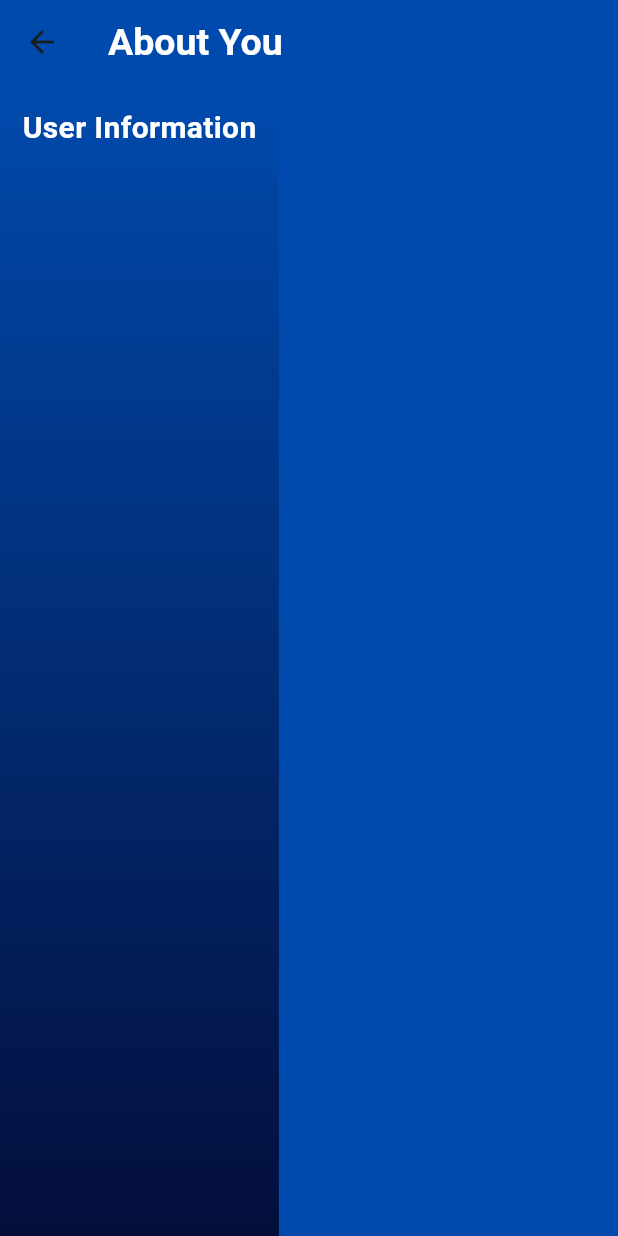
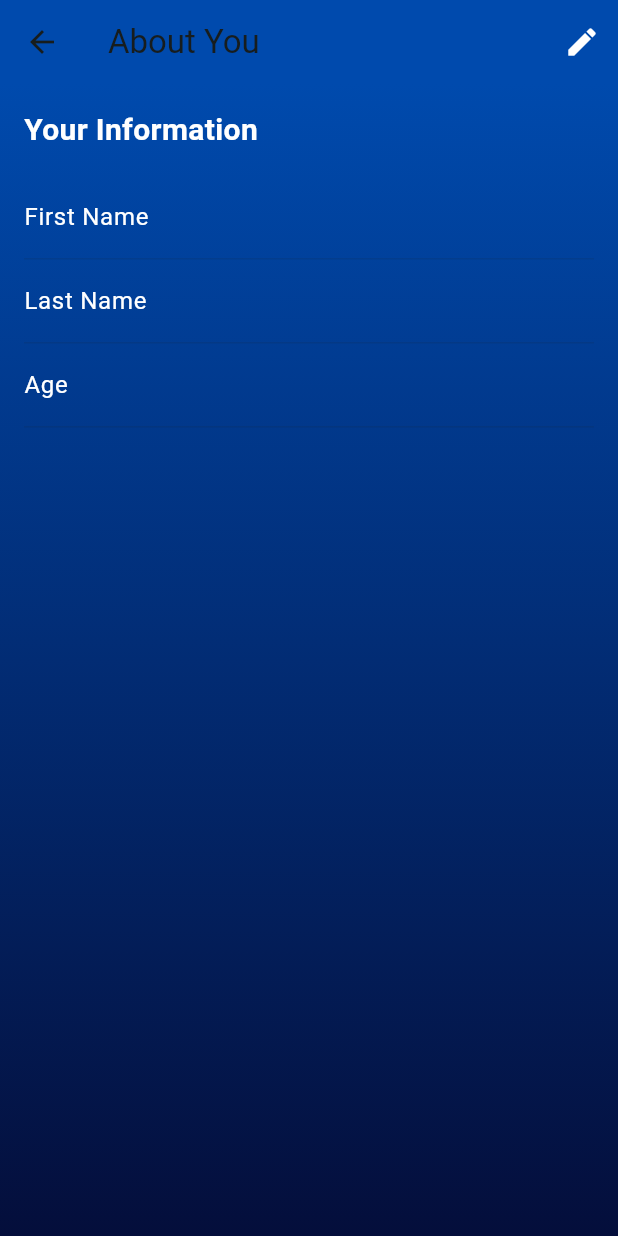
Before and after one commit to xrubaEid/2024-GP_4, a Flutter app: the ProfileScreen screen opened by its route, after a tap on "About You", on a phone screen of 412 x 824 dp. Run offline on Flutter 3.47's test engine with Material 3 defaults, Android fonts, the phone set to English and light mode, and no system bars; our stand-ins replace cloud_firestore, firebase_auth, firebase_core, flutter_settings_screens, flutter_spinkit, get and 5 more; accounts and stored records are empty.

Commit message:
commit with rema

```diff
--- /dev/null
+++ b/sleepwell/lib/profile/about_you_screen.dart
@@ -0,0 +1,225 @@
+import 'package:cloud_firestore/cloud_firestore.dart';
+import 'package:firebase_auth/firebase_auth.dart';
+import 'package:flutter/material.dart';
+
+class AboutYouPage extends StatefulWidget {
+  @override
+  _AboutYouPageState createState() => _AboutYouPageState();
+}
+
+class _AboutYouPageState extends State<AboutYouPage> {
+  final FirebaseFirestore _firestore = FirebaseFirestore.instance;
+  final TextEditingController _firstNameController = TextEditingController();
+  final TextEditingController _lastNameController = TextEditingController();
+  final TextEditingController _ageController = TextEditingController();
+
+  User? _currentUser;
+  bool _isLoading = false;
+  String _firstName = '';
+  String _lastName = '';
+  String _age = '';
+  bool _isEditing = false;
+
+  @override
+  void initState() {
+    super.initState();
+    _getCurrentUser();
+  }
+
+  Future<void> _getCurrentUser() async {
+    try {
+      setState(() {
+        _isLoading = true;
+      });
+
+      FirebaseAuth auth = FirebaseAuth.instance;
+      User? user = auth.currentUser;
+
+      if (user != null) {
+        setState(() {
+          _currentUser = user;
+        });
+
+        await _getUserInfo();
+      }
+    } catch (e) {
+      print('Error retrieving user: $e');
+    } finally {
+      setState(() {
+        _isLoading = false;
+      });
+    }
+  }
+
+  Future<void> _getUserInfo() async {
+    try {
+      setState(() {
+        _isLoading = true;
+      });
+
+      DocumentSnapshot userSnapshot =
+          await _firestore.collection('Users').doc(_currentUser!.uid).get();
+
+      String firstName = userSnapshot.get('Fname');
+      String lastName = userSnapshot.get('Lname');
+      String age = userSnapshot.get('Age') ?? '';
+
+      setState(() {
+        _firstName = firstName;
+        _lastName = lastName;
+        _age = age;
+        _firstNameController.text = firstName;
+        _lastNameController.text = lastName;
+        _ageController.text = age;
+      });
+    } catch (e) {
+      print('Error retrieving user information: $e');
+    } finally {
+      setState(() {
+        _isLoading = false;
+      });
+    }
+  }
+
+  Future<void> _updateUserInfo() async {
+    try {
+      setState(() {
+        _isLoading = true;
+      });
+
+      String firstName = _firstNameController.text;
+      String lastName = _lastNameController.text;
+      String age = _ageController.text;
+
+      await _firestore.collection('Users').doc(_currentUser!.uid).update({
+        'Fname': firstName,
+        'Lname': lastName,
+        'Age': age,
+      });
+
+      showDialog(
+        context: context,
+        builder: (BuildContext context) {
+          return AlertDialog(
+            title: Text('Success'),
+            content: Text('Your information has been updated.'),
+            actions: [
+              ElevatedButton(
+                child: Text('OK'),
+                onPressed: () {
+                  Navigator.pop(context);
+                },
+              ),
+            ],
+          );
+        },
+      );
+      setState(() {
+        _isEditing = false;
+        _firstName = firstName;
+        _lastName = lastName;
+        _age = age;
+      });
+    } catch (e) {
+      print('Error updating user information: $e');
+    } finally {
+      setState(() {
+        _isLoading = false;
+      });
+    }
+  }
+
+  @override
+  Widget build(BuildContext context) {
+    return Scaffold(
+      appBar: AppBar(
+        backgroundColor: Color(0xFF004AAD),
+        title: Text('About You'),
+        actions: [
+          IconButton(
+            icon: Icon(Icons.edit, color: Colors.white),
+            onPressed: () {
+              setState(() {
+                _isEditing = true;
+                _firstNameController.text = _firstName;
+                _lastNameController.text = _lastName;
+                _ageController.text = _age;
+              });
+            },
+          ),
+        ],
+      ),
+      body: Container(
+        height: MediaQuery.of(context).size.height,
+        decoration: const BoxDecoration(
+          gradient: LinearGradient(
+            colors: [Color(0xFF004AAD), Color(0xFF040E3B)],
+            begin: Alignment.topCenter,
+            end: Alignment.bottomCenter,
+          ),
+        ),
+        child: Padding(
+          padding: EdgeInsets.all(16.0),
+          child: _isLoading
+              ? Center(child: CircularProgressIndicator())
+              : Column(
+                  crossAxisAlignment: CrossAxisAlignment.start,
+                  children: [
+                    Text(
+                      'Your Information',
+                      style: TextStyle(
+                        fontSize: 20.0,
+                        fontWeight: FontWeight.bold,
+                        color: Colors.white,
+                      ),
+                    ),
+                    SizedBox(height: 16.0),
+                    TextField(
+                      controller: _firstNameController,
+                      enabled: _isEditing,
+                      style: TextStyle(color: Colors.white),
+                      decoration: InputDecoration(
+                        labelText: 'First Name',
+                        labelStyle: TextStyle(color: Colors.white),
+                        enabledBorder: UnderlineInputBorder(
+                          borderSide: BorderSide(color: Colors.white),
+                        ),
+                      ),
+                    ),
+                    TextField(
+                     controller: _lastNameController,
+                      enabled: _isEditing,
+                      style: TextStyle(color: Colors.white),
+                      decoration: InputDecoration(
+                        labelText: 'Last Name',
+                        labelStyle: TextStyle(color: Colors.white),
+                        enabledBorder: UnderlineInputBorder(
+                          borderSide: BorderSide(color: Colors.white),
+                        ),
+                      ),
+                    ),
+                    TextField(
+                      controller: _ageController,
+                      enabled: _isEditing,
+                      style: TextStyle(color: Colors.white),
+                      decoration: InputDecoration(
+                        labelText: 'Age',
+                        labelStyle: TextStyle(color: Colors.white),
+                        enabledBorder: UnderlineInputBorder(
+                          borderSide: BorderSide(color: Colors.white),
+                        ),
+                      ),
+                    ),
+                    SizedBox(height: 16.0),
+                    if (_isEditing)
+                      ElevatedButton(
+                        child: Text('Save'),
+                        onPressed: _updateUserInfo,
+                      ),
+                  ],
+                ),
+        ),
+      ),
+    );
+  }
+}
--- a/sleepwell/lib/screens/profile_screen.dart
+++ b/sleepwell/lib/screens/profile_screen.dart
@@ -2,11 +2,10 @@ import 'package:cloud_firestore/cloud_firestore.dart';
 import 'package:firebase_auth/firebase_auth.dart';
 import 'package:flutter/material.dart';
 import 'package:flutter_settings_screens/flutter_settings_screens.dart';
+import 'package:sleepwell/profile/about_you_screen.dart';
 import 'package:sleepwell/screens/account_screen.dart';
 import 'package:sleepwell/screens/signin_screen.dart';
 import 'package:sleepwell/widget/iconwidget.dart';
-
-import 'aboutyou_screen.dart';
 
 class ProfileScreen extends StatefulWidget {
   static const String RouteScreen = 'profile_screen';
@@ -238,7 +237,7 @@ class _ProfileScreenState extends State<ProfileScreen> {
 
   Widget Account() => SimpleSettingsTile(
         title: 'Account',
-        leading: IconWidget(icon: Icons.person, color: const Color(0xFF040E3B)),
+        leading:  IconWidget(icon: Icons.person, color: const Color(0xFF040E3B)),
         onTap: () {
           Navigator.push(
         context,
@@ -254,7 +253,7 @@ class _ProfileScreenState extends State<ProfileScreen> {
         onTap: () {
           Navigator.push(
             context,
-            MaterialPageRoute(builder: (context) => aboutyou_screen()),
+            MaterialPageRoute(builder: (context) => AboutYouPage()),
           );
         },
       );
--- a/sleepwell/lib/screens/signup_screen.dart
+++ b/sleepwell/lib/screens/signup_screen.dart
@@ -23,6 +23,7 @@ class _SignUpScreenState extends State<SignUpScreen> {
   late String email;
   late String password;
   late String cpassword;
+  late String age;
 
   @override
   Widget build(BuildContext context) {
@@ -76,7 +77,7 @@ class _SignUpScreenState extends State<SignUpScreen> {
                 TextField(
                   keyboardType: TextInputType.name,
                   onChanged: (value) {
-                    // here i save the  value of email from user
+                    // here i save the  value of name from user
                     name = value;
                   },
                   decoration: InputDecoration(
@@ -95,7 +96,7 @@ class _SignUpScreenState extends State<SignUpScreen> {
                 TextField(
                   keyboardType: TextInputType.name,
                   onChanged: (value) {
-                    // here i save the  value of email from user
+                    // here i save the  value of name from user
                     Lname = value;
                   },
                   decoration: InputDecoration(
@@ -109,6 +110,25 @@ class _SignUpScreenState extends State<SignUpScreen> {
                   ),
                 ),
                 const SizedBox(
+                  height: 15,
+                ),
+                 TextField(
+                  keyboardType: TextInputType.name,
+                  onChanged: (value) {
+                    // here i save the  value of age from user
+                    age = value;
+                  },
+                  decoration: InputDecoration(
+                    fillColor: Colors.white,
+                    filled: true,
+                    suffixIcon: const Icon(Icons.date_range),
+                    hintText: ' your Age ',
+                    border: OutlineInputBorder(
+                      borderRadius: BorderRadius.circular(10),
+                    ),
+                  ),
+                ),
+                 const SizedBox(
                   height: 15,
                 ),
                 TextField(
@@ -134,7 +154,7 @@ class _SignUpScreenState extends State<SignUpScreen> {
                 TextField(
                   keyboardType: TextInputType.visiblePassword,
                   onChanged: (value) {
-                    // here i save the  value of email from user
+                    // here i save the  value of password from user
                     password = value;
                   },
                   obscureText: true,
@@ -154,7 +174,7 @@ class _SignUpScreenState extends State<SignUpScreen> {
                 TextField(
                   keyboardType: TextInputType.visiblePassword,
                   onChanged: (value) {
-                    // here i save the  value of email from user
+                    // here i save the  value of cpassword from user
                     cpassword = value;
                   },
                   obscureText: true,
@@ -217,8 +237,9 @@ class _SignUpScreenState extends State<SignUpScreen> {
                             'Email': email,
                             'Fname': name,
                             'Lname': Lname,
+                            'Age':age,
                             'Password': password,
-                             'UserId': userId, // need to be hash later
+
                           });
 
                           showDialog(
```
Also changed, not shown: sleepwell/lib/signup/question.dart (+7 -7 lines).
